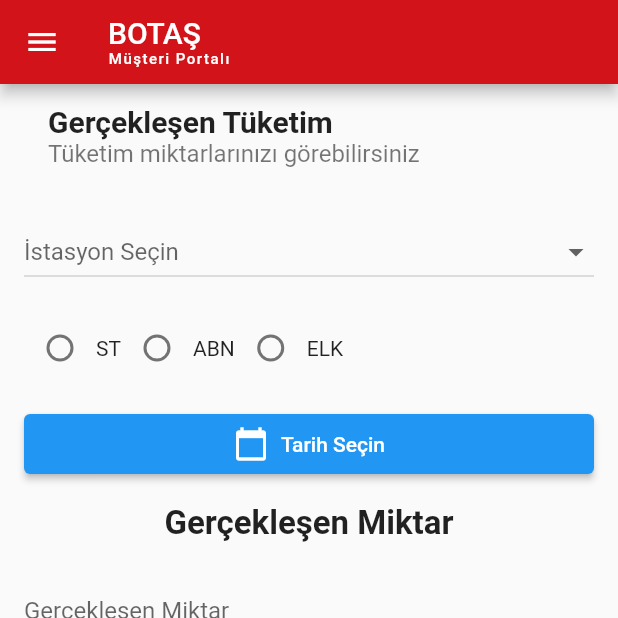
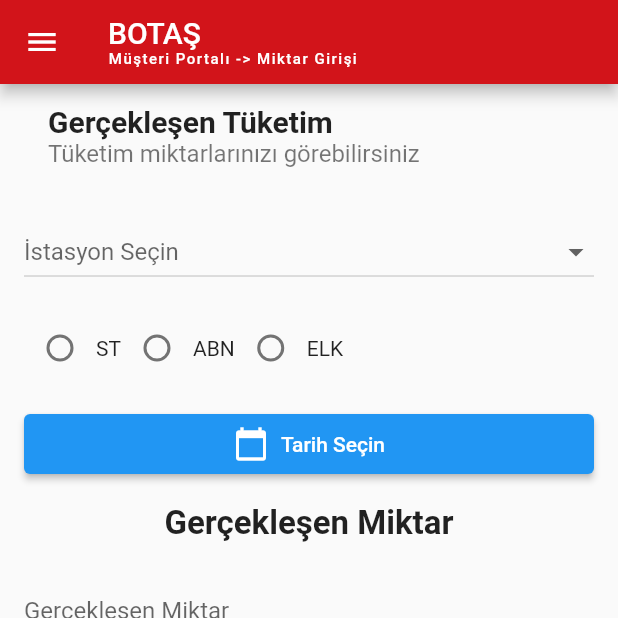
Before and after one commit to onur-akdogan/musteri_portali, a Flutter app: the NavigationExample screen opened directly, on a phone screen of 412 x 824 dp, the top half of it. Run offline on Flutter 3.47's test engine with Material 2 defaults, Android fonts, the phone set to English and light mode, and no system bars; Roboto replaces fonts that are missing (poppins).

Commit message:
Başlıklar Güncellendi

```diff
--- a/lib/miktar.dart
+++ b/lib/miktar.dart
@@ -61,7 +61,7 @@
             Visibility(
               visible: true,
               child: Text(
-                'Müşteri Portalı',
+                'Müşteri Portalı -> Miktar Girişi ',
                 style: TextStyle(fontSize: 10.0, letterSpacing: 1),
               ),
             ),
--- a/lib/tehislistesi.dart
+++ b/lib/tehislistesi.dart
@@ -36,7 +36,7 @@
             Visibility(
               visible: true,
               child: Text(
-                'Müşteri Portalı',
+                'Müşteri Portalı -> Tehis Listesi',
                 style: TextStyle(fontSize: 10.0, letterSpacing: 1),
               ),
             ),
--- a/lib/tmbarsiv.dart
+++ b/lib/tmbarsiv.dart
@@ -36,7 +36,7 @@
             Visibility(
               visible: true,
               child: Text(
-                'Müşteri Portalı',
+                'Müşteri Portalı -> TMB Arşivi',
                 style: TextStyle(fontSize: 10.0, letterSpacing: 1),
               ),
             ),
```
